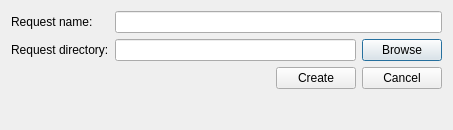
Above: ui_files/ui_new_request.ui from JYU-IBA/potku before the change. Below: the same form after it.
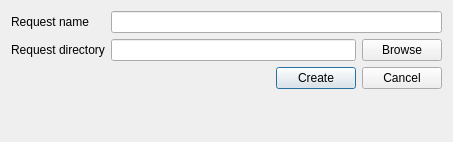
That is the form after the change.

Commit message: Fixed an issue where default measurement files would be written to sample folder instead of measurement folder

The edit to the form file:
```diff
--- a/ui_files/ui_new_request.ui
+++ b/ui_files/ui_new_request.ui
@@ -7,7 +7,7 @@
     <x>0</x>
     <y>0</y>
     <width>453</width>
-    <height>130</height>
+    <height>142</height>
    </rect>
   </property>
   <property name="minimumSize">
@@ -22,10 +22,13 @@
   <layout class="QGridLayout" name="gridLayout">
    <item row="0" column="0">
     <layout class="QFormLayout" name="formLayout">
+     <property name="fieldGrowthPolicy">
+      <enum>QFormLayout::AllNonFixedFieldsGrow</enum>
+     </property>
      <item row="0" column="0">
       <widget class="QLabel" name="label">
        <property name="text">
-        <string>Request name:</string>
+        <string>Request name</string>
        </property>
       </widget>
      </item>
@@ -38,8 +41,14 @@
      </item>
      <item row="1" column="0">
       <widget class="QLabel" name="label_2">
+       <property name="minimumSize">
+        <size>
+         <width>0</width>
+         <height>0</height>
+        </size>
+       </property>
        <property name="text">
-        <string>Request directory:</string>
+        <string>Request directory</string>
        </property>
       </widget>
      </item>
@@ -92,6 +101,9 @@
        <property name="text">
         <string>Create</string>
        </property>
+       <property name="default">
+        <bool>true</bool>
+       </property>
       </widget>
      </item>
      <item>
```
The commit also changes 6 other files.
